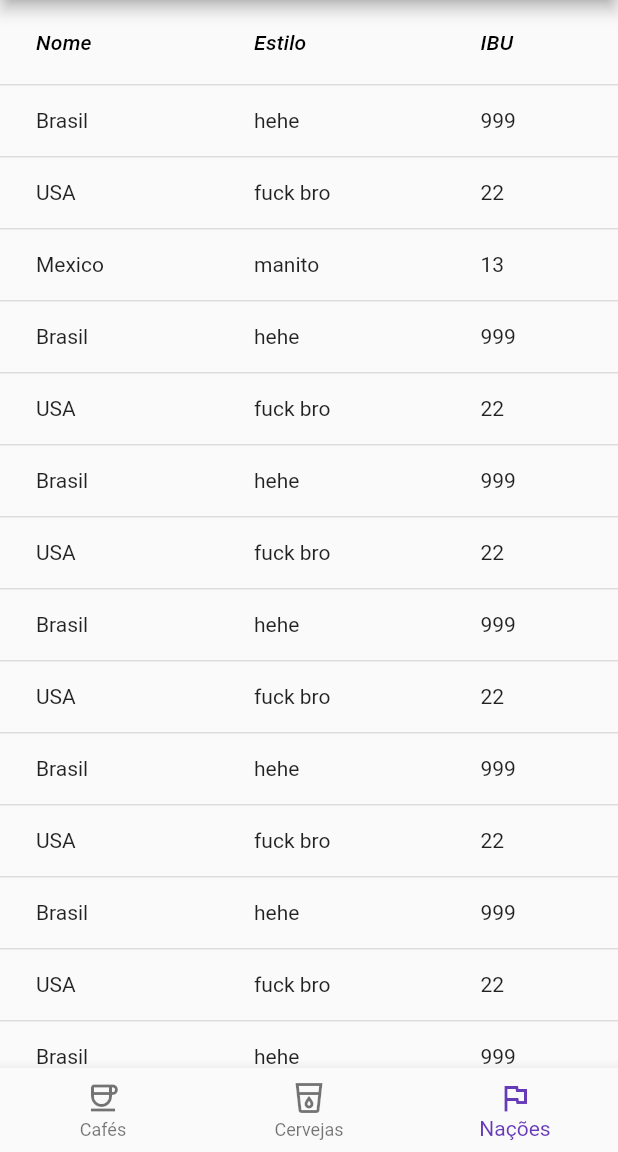
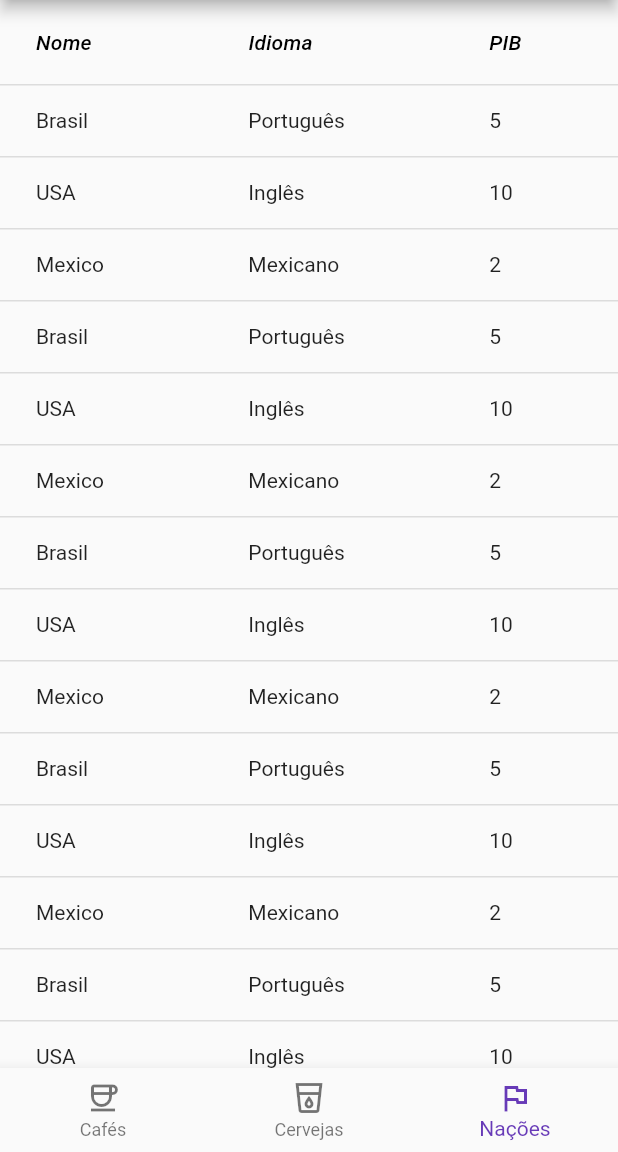
Before and after one commit to leonardobezrr/POO-1-, a Flutter app: the screen it shows after launch, item 3 of the bottom bar chosen, on a phone screen of 412 x 824 dp, the part 84-1236 px from its top. Run offline on Flutter 3.47's test engine with Material 2 defaults, Android fonts, the phone set to English and light mode, and no system bars; our stand-ins replace flutter_hooks.

Commit message:
ok
mudando os nomes das tabelas e mudando os valores JSON

```diff
--- a/receita6/lib/main.dart
+++ b/receita6/lib/main.dart
@@ -3,6 +3,10 @@ import 'package:flutter_hooks/flutter_hooks.dart';
 
 class DataService {
   final ValueNotifier<List> tableStateNotifier = new ValueNotifier([]);
+
+  var keys = ["Key", "Key", "Key"];
+  var columns = ["Aperte", "Em Algum", "Botão"];
+
   void carregar(index) {
     var carregarList = [
       carregarCafes,
@@ -13,9 +17,25 @@ class DataService {
     carregarList[index]();
   }
 
+  void propCervejas() {
+    keys = ["name", "style", "ibu"];
+    columns = ["Nome", "Estilo", "IBU"];
+  }
+
+  void propCafes() {
+    keys = ["name", "marca", "regiao"];
+    columns = ["Nome", "Marca", "Região"];
+  }
+
+  void propNacoes() {
+    keys = ["name", "idioma", "pib"];
+    columns = ["Nome", "Idioma", "PIB"];
+  }
+
   void carregarCervejas() {
+    propCervejas();
+
     tableStateNotifier.value = [
-
       {"name": "La Fin Du Monde", "style": "Bock", "ibu": "65"},
       {"name": "Sapporo Premiume", "style": "Sour Ale", "ibu": "54"},
       {"name": "La Fin Du Monde", "style": "Bock", "ibu": "65"},
@@ -38,93 +58,92 @@ class DataService {
       {"name": "Sapporo Premiume", "style": "Sour Ale", "ibu": "54"},
       {"name": "La Fin Du Monde", "style": "Bock", "ibu": "65"},
       {"name": "Sapporo Premiume", "style": "Sour Ale", "ibu": "54"},
-      {"name": "La Fin Du Monde", "style": "Bock", "ibu": "65"},
-      {"name": "Sapporo Premiume", "style": "Sour Ale", "ibu": "54"},
-      {"name": "La Fin Du Monde", "style": "Bock", "ibu": "65"},
-      {"name": "Sapporo Premiume", "style": "Sour Ale", "ibu": "54"},
-      {"name": "Duvel", "style": "Pilsner", "ibu": "82"}
-
     ];
   }
 
   void carregarNacoes() {
+    propNacoes();
     tableStateNotifier.value = [
-      {"name": "Brasil", "style": "hehe", "ibu": "999"},
-      {"name": "USA", "style": "fuck bro", "ibu": "22"},
-      {"name": "Mexico", "style": "manito", "ibu": "13"},
-      {"name": "Brasil", "style": "hehe", "ibu": "999"},
-      {"name": "USA", "style": "fuck bro", "ibu": "22"},
-      {"name": "Brasil", "style": "hehe", "ibu": "999"},
-      {"name": "USA", "style": "fuck bro", "ibu": "22"},
-      {"name": "Brasil", "style": "hehe", "ibu": "999"},
-      {"name": "USA", "style": "fuck bro", "ibu": "22"},
-      {"name": "Brasil", "style": "hehe", "ibu": "999"},
-      {"name": "USA", "style": "fuck bro", "ibu": "22"},
-      {"name": "Brasil", "style": "hehe", "ibu": "999"},
-      {"name": "USA", "style": "fuck bro", "ibu": "22"},
-      {"name": "Brasil", "style": "hehe", "ibu": "999"},
-      {"name": "USA", "style": "fuck bro", "ibu": "22"},
-      {"name": "Brasil", "style": "hehe", "ibu": "999"},
-      {"name": "USA", "style": "fuck bro", "ibu": "22"},
-      {"name": "Brasil", "style": "hehe", "ibu": "999"},
-      {"name": "USA", "style": "fuck bro", "ibu": "22"},
-      {"name": "Brasil", "style": "hehe", "ibu": "999"},
-      {"name": "USA", "style": "fuck bro", "ibu": "22"},
-      {"name": "Brasil", "style": "hehe", "ibu": "999"},
-      {"name": "USA", "style": "fuck bro", "ibu": "22"},
-      {"name": "Brasil", "style": "hehe", "ibu": "999"},
-      {"name": "USA", "style": "fuck bro", "ibu": "22"},
-      {"name": "Brasil", "style": "hehe", "ibu": "999"},
-      {"name": "USA", "style": "fuck bro", "ibu": "22"},
-      {"name": "Brasil", "style": "hehe", "ibu": "999"},
-      {"name": "USA", "style": "fuck bro", "ibu": "22"},
-      {"name": "Brasil", "style": "hehe", "ibu": "999"},
-      {"name": "USA", "style": "fuck bro", "ibu": "22"},
-      {"name": "Brasil", "style": "hehe", "ibu": "999"},
-      {"name": "USA", "style": "fuck bro", "ibu": "22"},
-      {"name": "Mexico", "style": "manito", "ibu": "13"},
+      {"name": "Brasil", "idioma": "Português", "pib": "5"},
+      {"name": "USA", "idioma": "Inglês", "pib": "10"},
+      {"name": "Mexico", "idioma": "Mexicano", "pib": "2"},
+      {"name": "Brasil", "idioma": "Português", "pib": "5"},
+      {"name": "USA", "idioma": "Inglês", "pib": "10"},
+      {"name": "Mexico", "idioma": "Mexicano", "pib": "2"},
+      {"name": "Brasil", "idioma": "Português", "pib": "5"},
+      {"name": "USA", "idioma": "Inglês", "pib": "10"},
+      {"name": "Mexico", "idioma": "Mexicano", "pib": "2"},
+      {"name": "Brasil", "idioma": "Português", "pib": "5"},
+      {"name": "USA", "idioma": "Inglês", "pib": "10"},
+      {"name": "Mexico", "idioma": "Mexicano", "pib": "2"},{"name": "Brasil", "idioma": "Português", "pib": "5"},
+      {"name": "USA", "idioma": "Inglês", "pib": "10"},
+      {"name": "Mexico", "idioma": "Mexicano", "pib": "2"},
+      {"name": "Brasil", "idioma": "Português", "pib": "5"},
+      {"name": "USA", "idioma": "Inglês", "pib": "10"},
+      {"name": "Mexico", "idioma": "Mexicano", "pib": "2"},{"name": "Brasil", "idioma": "Português", "pib": "5"},
+      {"name": "USA", "idioma": "Inglês", "pib": "10"},
+      {"name": "Mexico", "idioma": "Mexicano", "pib": "2"},
+      {"name": "Brasil", "idioma": "Português", "pib": "5"},
+      {"name": "USA", "idioma": "Inglês", "pib": "10"},
+      {"name": "Mexico", "idioma": "Mexicano", "pib": "2"},{"name": "Brasil", "idioma": "Português", "pib": "5"},
+      {"name": "USA", "idioma": "Inglês", "pib": "10"},
+      {"name": "Mexico", "idioma": "Mexicano", "pib": "2"},
+      {"name": "Brasil", "idioma": "Português", "pib": "5"},
+      {"name": "USA", "idioma": "Inglês", "pib": "10"},
+      {"name": "Mexico", "idioma": "Mexicano", "pib": "2"},{"name": "Brasil", "idioma": "Português", "pib": "5"},
+      {"name": "USA", "idioma": "Inglês", "pib": "10"},
+      {"name": "Mexico", "idioma": "Mexicano", "pib": "2"},
+      {"name": "Brasil", "idioma": "Português", "pib": "5"},
+      {"name": "USA", "idioma": "Inglês", "pib": "10"},
+      {"name": "Mexico", "idioma": "Mexicano", "pib": "2"},{"name": "Brasil", "idioma": "Português", "pib": "5"},
+      {"name": "USA", "idioma": "Inglês", "pib": "10"},
+      {"name": "Mexico", "idioma": "Mexicano", "pib": "2"},
+      {"name": "Brasil", "idioma": "Português", "pib": "5"},
+      {"name": "USA", "idioma": "Inglês", "pib": "10"},
+      {"name": "Mexico", "idioma": "Mexicano", "pib": "2"},
     ];
   }
 
   void carregarCafes() {
+    propCafes();
+
     tableStateNotifier.value = [
-      {"name": "Capuchino", "style": "Amargo", "ibu": "22"},
-      {"name": "Café Três Corações", "style": "Adocicado", "ibu": "20"},
-      {"name": "Capuchino", "style": "Amargo", "ibu": "22"},
-      {"name": "Café Três Corações", "style": "Adocicado", "ibu": "20"},
-      {"name": "Capuchino", "style": "Amargo", "ibu": "22"},
-      {"name": "Café Três Corações", "style": "Adocicado", "ibu": "20"},
-      {"name": "Capuchino", "style": "Amargo", "ibu": "22"},
-      {"name": "Café Três Corações", "style": "Adocicado", "ibu": "20"},
-      {"name": "Capuchino", "style": "Amargo", "ibu": "22"},
-      {"name": "Café Três Corações", "style": "Adocicado", "ibu": "20"},
-      {"name": "Capuchino", "style": "Amargo", "ibu": "22"},
-      {"name": "Café Três Corações", "style": "Adocicado", "ibu": "20"},
-      {"name": "Capuchino", "style": "Amargo", "ibu": "22"},
-      {"name": "Café Três Corações", "style": "Adocicado", "ibu": "20"},
-      {"name": "Capuchino", "style": "Amargo", "ibu": "22"},
-      {"name": "Café Três Corações", "style": "Adocicado", "ibu": "20"},
-      {"name": "Capuchino", "style": "Amargo", "ibu": "22"},
-      {"name": "Café Três Corações", "style": "Adocicado", "ibu": "20"},
-      {"name": "Capuchino", "style": "Amargo", "ibu": "22"},
-      {"name": "Café Três Corações", "style": "Adocicado", "ibu": "20"},
-      {"name": "Capuchino", "style": "Amargo", "ibu": "22"},
-      {"name": "Café Três Corações", "style": "Adocicado", "ibu": "20"},
-      {"name": "Capuchino", "style": "Amargo", "ibu": "22"},
-      {"name": "Café Três Corações", "style": "Adocicado", "ibu": "20"},
-      {"name": "Capuchino", "style": "Amargo", "ibu": "22"},
-      {"name": "Café Três Corações", "style": "Adocicado", "ibu": "20"},
-      {"name": "Capuchino", "style": "Amargo", "ibu": "22"},
-      {"name": "Café Três Corações", "style": "Adocicado", "ibu": "20"},
-      {"name": "Capuchino", "style": "Amargo", "ibu": "22"},
-      {"name": "Café Três Corações", "style": "Adocicado", "ibu": "20"},
-      {"name": "Capuchino", "style": "Amargo", "ibu": "22"},
-      {"name": "Café Três Corações", "style": "Adocicado", "ibu": "20"},
-      {"name": "Capuchino", "style": "Amargo", "ibu": "22"},
-      {"name": "Café Três Corações", "style": "Adocicado", "ibu": "20"},
-      {"name": "Capuchino", "style": "Amargo", "ibu": "22"},
-      {"name": "Café Três Corações", "style": "Adocicado", "ibu": "20"},
-      {"name": "Café Preto", "style": "Acorda Defunto", "ibu": "100"}
+      {"name": "Capuchino", "marca": "Amargo", "regiao": "Sul"},
+      {"name": "Café Três Corações", "marca": "Adocicado", "regiao": "Norte"},
+      {"name": "Capuchino", "marca": "Amargo", "regiao": "Nordeste"},
+      {"name": "Capuchino", "marca": "Amargo", "regiao": "Sul"},
+      {"name": "Café Três Corações", "marca": "Adocicado", "regiao": "Norte"},
+      {"name": "Capuchino", "marca": "Amargo", "regiao": "Nordeste"},
+      {"name": "Capuchino", "marca": "Amargo", "regiao": "Sul"},
+      {"name": "Café Três Corações", "marca": "Adocicado", "regiao": "Norte"},
+      {"name": "Capuchino", "marca": "Amargo", "regiao": "Nordeste"},
+      {"name": "Capuchino", "marca": "Amargo", "regiao": "Sul"},
+      {"name": "Café Três Corações", "marca": "Adocicado", "regiao": "Norte"},
+      {"name": "Capuchino", "marca": "Amargo", "regiao": "Nordeste"},
+      {"name": "Capuchino", "marca": "Amargo", "regiao": "Sul"},
+      {"name": "Café Três Corações", "marca": "Adocicado", "regiao": "Norte"},
+      {"name": "Capuchino", "marca": "Amargo", "regiao": "Nordeste"},
+      {"name": "Capuchino", "marca": "Amargo", "regiao": "Sul"},
+      {"name": "Café Três Corações", "marca": "Adocicado", "regiao": "Norte"},
+      {"name": "Capuchino", "marca": "Amargo", "regiao": "Nordeste"},
+      {"name": "Capuchino", "marca": "Amargo", "regiao": "Sul"},
+      {"name": "Café Três Corações", "marca": "Adocicado", "regiao": "Norte"},
+      {"name": "Capuchino", "marca": "Amargo", "regiao": "Nordeste"},
+      {"name": "Capuchino", "marca": "Amargo", "regiao": "Sul"},
+      {"name": "Café Três Corações", "marca": "Adocicado", "regiao": "Norte"},
+      {"name": "Capuchino", "marca": "Amargo", "regiao": "Nordeste"},
+      {"name": "Capuchino", "marca": "Amargo", "regiao": "Sul"},
+      {"name": "Café Três Corações", "marca": "Adocicado", "regiao": "Norte"},
+      {"name": "Capuchino", "marca": "Amargo", "regiao": "Nordeste"},
+      {"name": "Capuchino", "marca": "Amargo", "regiao": "Sul"},
+      {"name": "Café Três Corações", "marca": "Adocicado", "regiao": "Norte"},
+      {"name": "Capuchino", "marca": "Amargo", "regiao": "Nordeste"},
+      {"name": "Capuchino", "marca": "Amargo", "regiao": "Sul"},
+      {"name": "Café Três Corações", "marca": "Adocicado", "regiao": "Norte"},
+      {"name": "Capuchino", "marca": "Amargo", "regiao": "Nordeste"},
+      {"name": "Capuchino", "marca": "Amargo", "regiao": "Sul"},
+      {"name": "Café Três Corações", "marca": "Adocicado", "regiao": "Norte"},
+      {"name": "Capuchino", "marca": "Amargo", "regiao": "Nordeste"},
     ];
   }
 }
@@ -150,16 +169,13 @@ class MyApp extends StatelessWidget {
           body: ValueListenableBuilder(
               valueListenable: dataService.tableStateNotifier,
               builder: (_, value, __) {
-                return ListView(
-                  children: [
+                return ListView(children: [
                   DataTableWidget(
                       jsonObjects: value,
-                      propertyNames: ["name", "style", "ibu"],
-                      columnNames: ["Nome", "Estilo", "IBU"])
-                  ]
-                );
-              }
-          ),
+                      propertyNames: dataService.keys,
+                      columnNames: dataService.columns)
+                ]);
+              }),
           bottomNavigationBar: NewNavBar(
             itemSelectedCallback: dataService.carregar,
           ),
@@ -203,8 +219,8 @@ class DataTableWidget extends StatelessWidget {
 
   DataTableWidget(
       {this.jsonObjects = const [],
-      this.columnNames = const ["Nome", "Estilo", "IBU"],
-      this.propertyNames = const ["name", "style", "ibu"]});
+      this.columnNames = const ["Aperte", "Em Algum", "Botão"],
+      this.propertyNames = const ["Key", "Key", "Key"]});
 
   @override
   Widget build(BuildContext context) {
```
